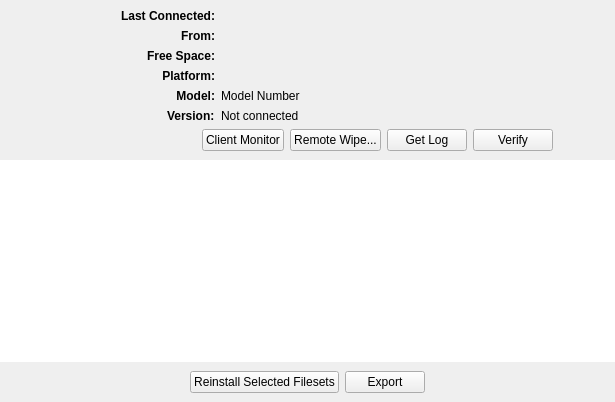
First picture: the form in FWAdminLib/ClientReportDlg.ui, repository fw-dev/translations, before the edit.
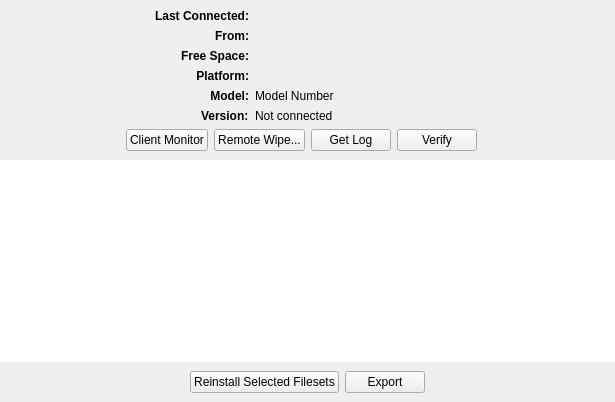
Second picture: the form after the edit. Icons and pictures are not drawn. Custom widgets are drawn as their Qt base class.

Patch:
```diff
--- a/FWAdminLib/ClientReportDlg.ui
+++ b/FWAdminLib/ClientReportDlg.ui
@@ -26,16 +26,19 @@
       <item>
        <layout class="QGridLayout" name="gridLayout_2">
         <item row="1" column="1">
-         <layout class="QHBoxLayout" name="horizontalLayout_3" stretch="1,0,0,0,0,0,0">
+         <layout class="QHBoxLayout" name="horizontalLayout_3">
           <item>
            <spacer name="horizontalSpacer_3">
             <property name="orientation">
              <enum>Qt::Horizontal</enum>
             </property>
+            <property name="sizeType">
+             <enum>QSizePolicy::MinimumExpanding</enum>
+            </property>
             <property name="sizeHint" stdset="0">
              <size>
               <width>40</width>
-              <height>20</height>
+              <height>10</height>
              </size>
             </property>
            </spacer>
@@ -91,7 +94,7 @@
          </layout>
         </item>
         <item row="0" column="1">
-         <layout class="QHBoxLayout" name="horizontalLayout">
+         <layout class="QHBoxLayout" name="horizontalLayout" stretch="10,0,3,0,0,10">
           <item>
            <spacer name="horizontalSpacer_6">
             <property name="orientation">
```
Left out of the diff: 22 changed lines with no effect on the pictures.
